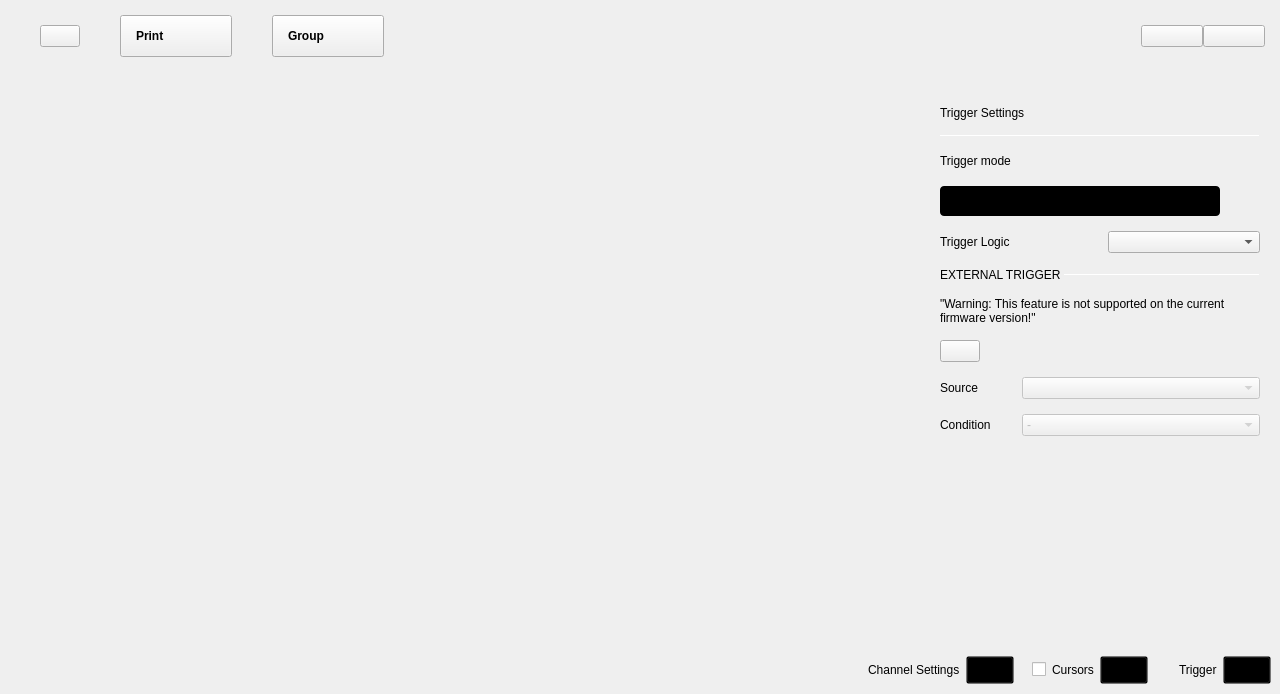
This is ui/logic_analyzer.ui in analogdevicesinc/scopy as Qt 5 draws it before an edit. The edited form follows.
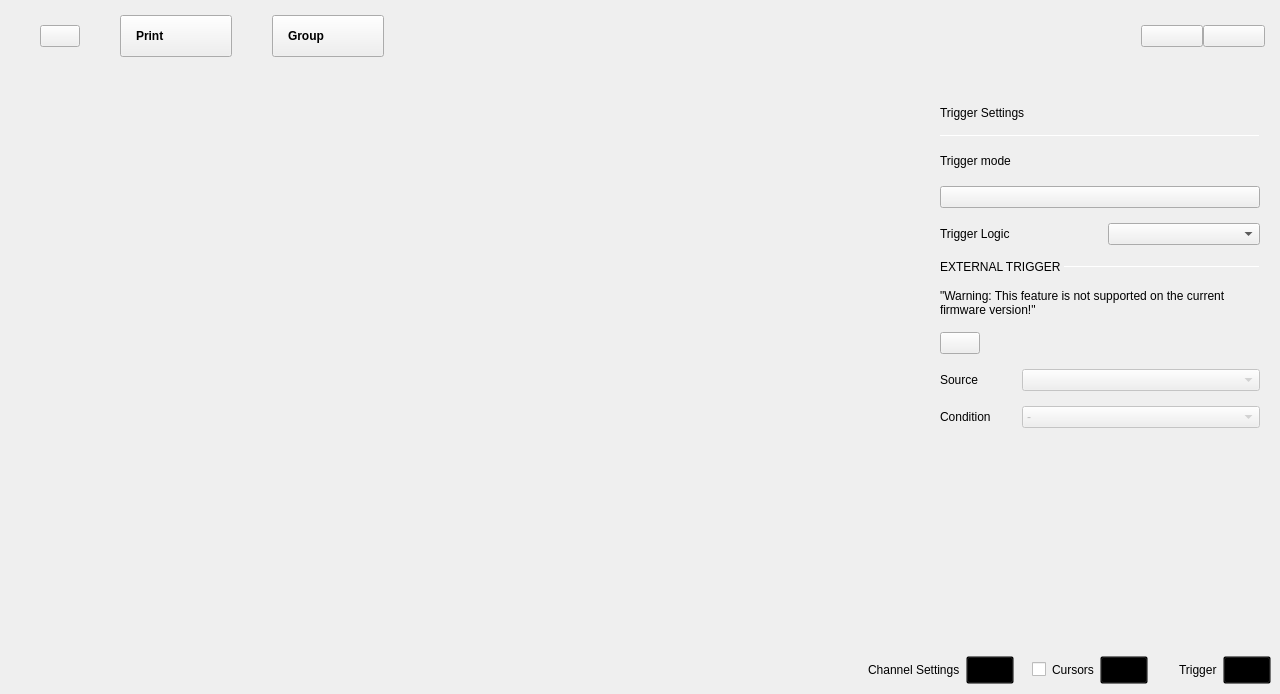
This is the edited form. The open tabs and pages were chosen to show the change. Icons and pictures are not drawn. Custom widgets are drawn as their Qt base class.

Commit message: bug fix: Custom big switch button looks bad and some buttons don't have animations

```diff
--- a/ui/logic_analyzer.ui
+++ b/ui/logic_analyzer.ui
@@ -1036,70 +1036,6 @@
                  </item>
                  <item>
                   <widget class="adiscope::CustomSwitch" name="btnTriggerMode">
-                   <property name="styleSheet">
-                    <string notr="true">QPushButton {
-min-height: 30px;
-max-height: 30px;
-min-width: 280px;
-max-width: 280px;
-background-color: black;
-border-radius: 4px;
-}
-
-QPushButton:disabled {
-background-color: qlineargradient(spread:pad, x1:0.5, y1:0, x2:0.501, y2:0, stop:0 #727273, stop:1 #141416);
-}
-
-QWidget#handle {
-min-height: 30px;
-max-height: 30px;
-min-width: 142px;
-max-width: 142px;
-background-color: #4a64ff;
-border-radius: 2px;
-}
-
-QWidget#handle:disabled {
-background-color: #aaaaaa;
-}
-
-QLabel {
-margin-top: 6px;
-background-color: transparent;
-line-height: 19px;
-}
-
-QLabel#on {
-margin-top: 0px;
-min-height:30px;
-max-height:30px;
-min-width:140px;
-max-width:140px;
-qproperty-alignment: AlignCenter AlignCenter;
-margin-left: 0px;
-color: white;
-}
-
-QLabel#on:disabled {
-color: rgba(255,255,255,102);
-}
-
-QLabel#off {
-margin-top: 0px;
-min-height:30px;
-max-height:30px;
-min-width:140px;
-max-width:140px;
-margin-left: 140px;
-color: white;
-qproperty-alignment: AlignCenter AlignCenter;
-}
-
-QLabel#off:disabled {
-color: rgba(255,255,255,51);
-}
-</string>
-                   </property>
                    <property name="text">
                     <string/>
                    </property>
```
Left out of the diff: 73 changed lines with no effect on the pictures. The commit also changes 14 other files.
